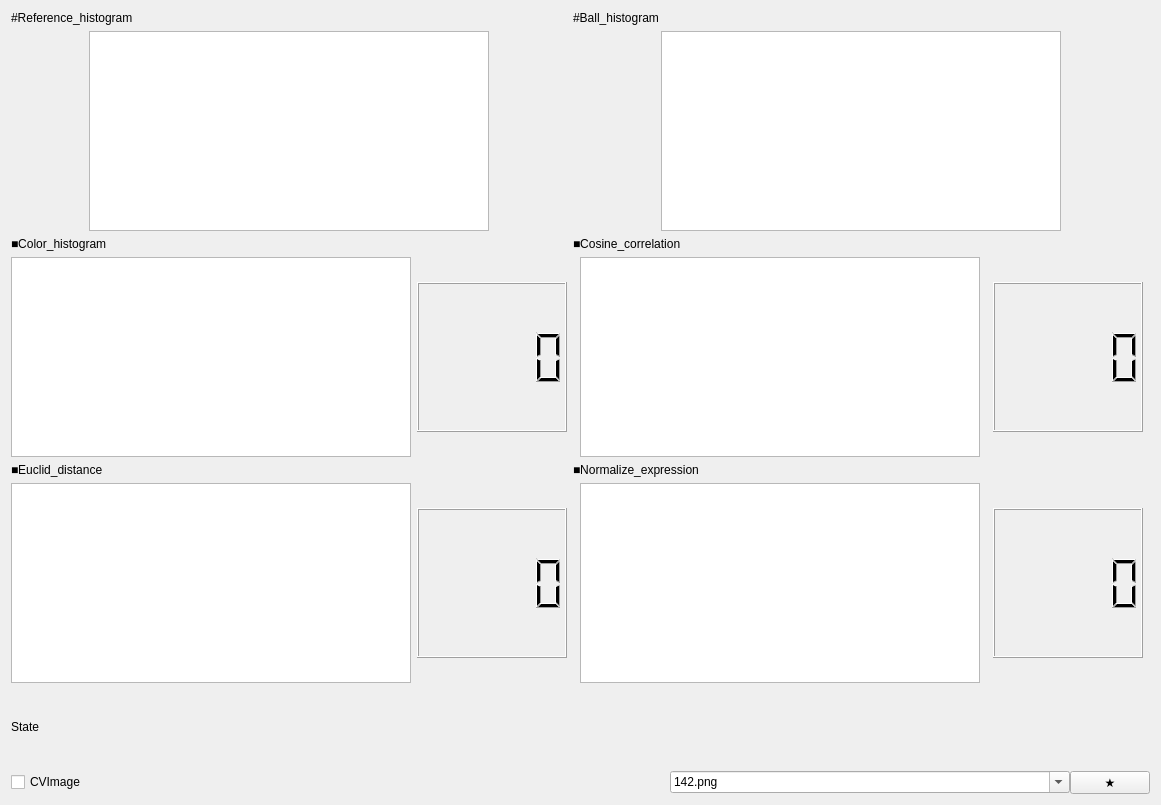
First picture: the form in src/for_1426/ImageProcessing/otameshihistui.ui, repository ChisatoKasebayashi/Dorayaki, before the edit.
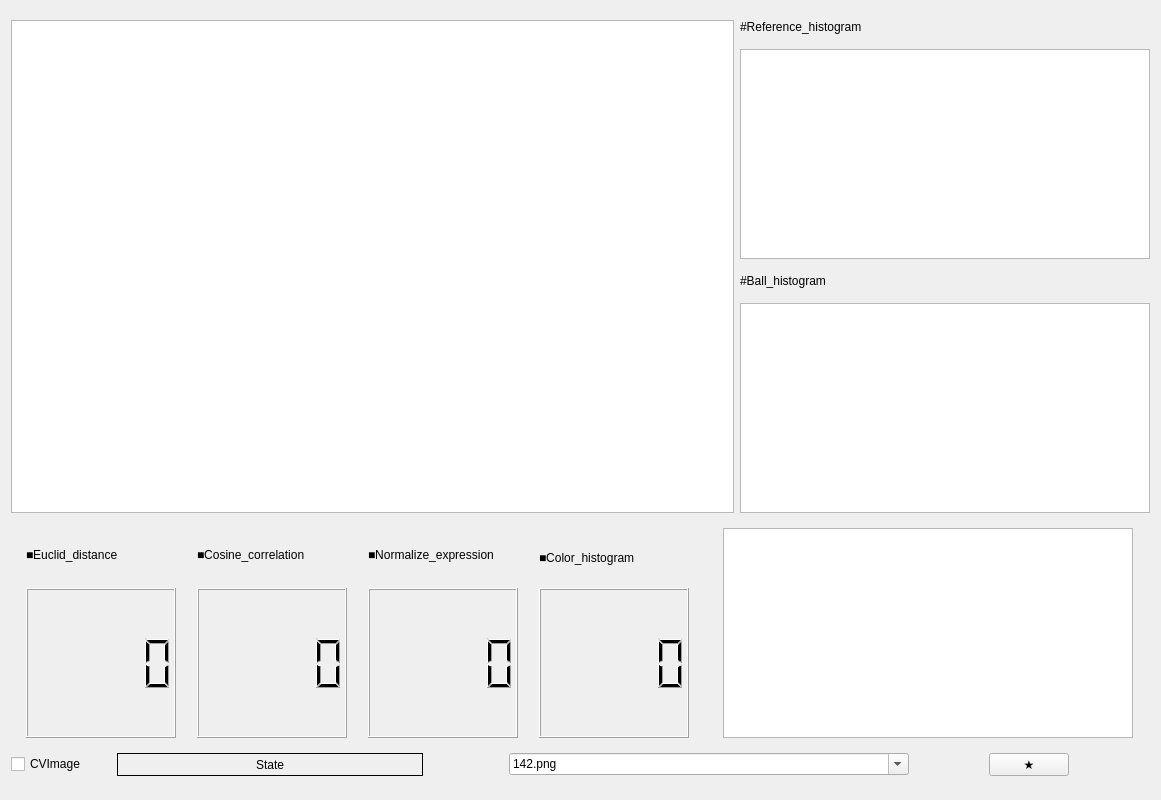
Second picture: the form after the edit.

Commit message: 不要なグラフを削除

```diff
--- a/src/for_1426/ImageProcessing/otameshihistui.ui
+++ b/src/for_1426/ImageProcessing/otameshihistui.ui
@@ -7,7 +7,7 @@
     <x>0</x>
     <y>0</y>
     <width>1161</width>
-    <height>805</height>
+    <height>800</height>
    </rect>
   </property>
   <property name="windowTitle">
@@ -15,100 +15,75 @@
   </property>
   <widget class="QWidget" name="centralWidget">
    <layout class="QGridLayout" name="gridLayout">
-    <item row="0" column="0">
-     <layout class="QVBoxLayout" name="verticalLayout_2">
+    <item row="0" column="0" rowspan="4" colspan="3">
+     <widget class="QListView" name="listView"/>
+    </item>
+    <item row="0" column="3">
+     <widget class="QLabel" name="label_5">
+      <property name="sizePolicy">
+       <sizepolicy hsizetype="Fixed" vsizetype="Fixed">
+        <horstretch>0</horstretch>
+        <verstretch>0</verstretch>
+       </sizepolicy>
+      </property>
+      <property name="text">
+       <string>#Reference_histogram</string>
+      </property>
+     </widget>
+    </item>
+    <item row="1" column="3">
+     <widget class="QGraphicsView" name="graphicsReference">
+      <property name="sizePolicy">
+       <sizepolicy hsizetype="Fixed" vsizetype="Fixed">
+        <horstretch>0</horstretch>
+        <verstretch>0</verstretch>
+       </sizepolicy>
+      </property>
+      <property name="minimumSize">
+       <size>
+        <width>410</width>
+        <height>210</height>
+       </size>
+      </property>
+     </widget>
+    </item>
+    <item row="2" column="3">
+     <widget class="QLabel" name="label">
+      <property name="sizePolicy">
+       <sizepolicy hsizetype="Fixed" vsizetype="Fixed">
+        <horstretch>0</horstretch>
+        <verstretch>0</verstretch>
+       </sizepolicy>
+      </property>
+      <property name="text">
+       <string>#Ball_histogram</string>
+      </property>
+     </widget>
+    </item>
+    <item row="3" column="3">
+     <widget class="QGraphicsView" name="graphicsBallHist">
+      <property name="sizePolicy">
+       <sizepolicy hsizetype="Fixed" vsizetype="Fixed">
+        <horstretch>0</horstretch>
+        <verstretch>0</verstretch>
+       </sizepolicy>
+      </property>
+      <property name="minimumSize">
+       <size>
+        <width>410</width>
+        <height>210</height>
+       </size>
+      </property>
+     </widget>
+    </item>
+    <item row="4" column="0" colspan="4">
+     <layout class="QHBoxLayout" name="horizontalLayout_2">
       <item>
-       <widget class="QLabel" name="label_5">
-        <property name="text">
-         <string>#Reference_histogram</string>
-        </property>
-       </widget>
-      </item>
-      <item>
-       <layout class="QHBoxLayout" name="horizontalLayout_6">
+       <layout class="QVBoxLayout" name="verticalLayout">
         <item>
-         <widget class="QGraphicsView" name="graphicsReference">
-          <property name="sizePolicy">
-           <sizepolicy hsizetype="Fixed" vsizetype="Fixed">
-            <horstretch>0</horstretch>
-            <verstretch>0</verstretch>
-           </sizepolicy>
-          </property>
-          <property name="minimumSize">
-           <size>
-            <width>400</width>
-            <height>200</height>
-           </size>
-          </property>
-         </widget>
-        </item>
-       </layout>
-      </item>
-      <item>
-       <widget class="QLabel" name="label_6">
-        <property name="text">
-         <string>■Color_histogram</string>
-        </property>
-       </widget>
-      </item>
-      <item>
-       <layout class="QHBoxLayout" name="horizontalLayout_7">
-        <item>
-         <widget class="QGraphicsView" name="graphicsColorHist">
-          <property name="sizePolicy">
-           <sizepolicy hsizetype="Fixed" vsizetype="Fixed">
-            <horstretch>0</horstretch>
-            <verstretch>0</verstretch>
-           </sizepolicy>
-          </property>
-          <property name="minimumSize">
-           <size>
-            <width>400</width>
-            <height>200</height>
-           </size>
-          </property>
-         </widget>
-        </item>
-        <item>
-         <widget class="QLCDNumber" name="lcdScoreColorHist">
-          <property name="sizePolicy">
-           <sizepolicy hsizetype="Fixed" vsizetype="Fixed">
-            <horstretch>0</horstretch>
-            <verstretch>0</verstretch>
-           </sizepolicy>
-          </property>
-          <property name="minimumSize">
-           <size>
-            <width>150</width>
-            <height>150</height>
-           </size>
-          </property>
-         </widget>
-        </item>
-       </layout>
-      </item>
-      <item>
-       <widget class="QLabel" name="label_2">
-        <property name="text">
-         <string>■Euclid_distance</string>
-        </property>
-       </widget>
-      </item>
-      <item>
-       <layout class="QHBoxLayout" name="horizontalLayout_3">
-        <item>
-         <widget class="QGraphicsView" name="graphicsEuclid">
-          <property name="sizePolicy">
-           <sizepolicy hsizetype="Fixed" vsizetype="Fixed">
-            <horstretch>0</horstretch>
-            <verstretch>0</verstretch>
-           </sizepolicy>
-          </property>
-          <property name="minimumSize">
-           <size>
-            <width>400</width>
-            <height>200</height>
-           </size>
+         <widget class="QLabel" name="label_2">
+          <property name="text">
+           <string>■Euclid_distance</string>
           </property>
          </widget>
         </item>
@@ -136,59 +111,12 @@
         </item>
        </layout>
       </item>
-     </layout>
-    </item>
-    <item row="0" column="1" colspan="2">
-     <layout class="QVBoxLayout" name="verticalLayout">
       <item>
-       <widget class="QLabel" name="label">
-        <property name="text">
-         <string>#Ball_histogram</string>
-        </property>
-       </widget>
-      </item>
-      <item>
-       <layout class="QHBoxLayout" name="horizontalLayout_2">
+       <layout class="QVBoxLayout" name="verticalLayout_2">
         <item>
-         <widget class="QGraphicsView" name="graphicsBallHist">
-          <property name="sizePolicy">
-           <sizepolicy hsizetype="Fixed" vsizetype="Fixed">
-            <horstretch>0</horstretch>
-            <verstretch>0</verstretch>
-           </sizepolicy>
-          </property>
-          <property name="minimumSize">
-           <size>
-            <width>400</width>
-            <height>200</height>
-           </size>
-          </property>
-         </widget>
-        </item>
-       </layout>
-      </item>
-      <item>
-       <widget class="QLabel" name="label_3">
-        <property name="text">
-         <string>■Cosine_correlation</string>
-        </property>
-       </widget>
-      </item>
-      <item>
-       <layout class="QHBoxLayout" name="horizontalLayout_4">
-        <item>
-         <widget class="QGraphicsView" name="graphicsCosine">
-          <property name="sizePolicy">
-           <sizepolicy hsizetype="Fixed" vsizetype="Fixed">
-            <horstretch>0</horstretch>
-            <verstretch>0</verstretch>
-           </sizepolicy>
-          </property>
-          <property name="minimumSize">
-           <size>
-            <width>400</width>
-            <height>200</height>
-           </size>
+         <widget class="QLabel" name="label_3">
+          <property name="text">
+           <string>■Cosine_correlation</string>
           </property>
          </widget>
         </item>
@@ -211,28 +139,24 @@
        </layout>
       </item>
       <item>
-       <widget class="QLabel" name="label_4">
-        <property name="text">
-         <string>■Normalize_expression</string>
-        </property>
-       </widget>
-      </item>
-      <item>
-       <layout class="QHBoxLayout" name="horizontalLayout_5">
+       <layout class="QVBoxLayout" name="verticalLayout_3">
         <item>
-         <widget class="QGraphicsView" name="graphicsNormalize">
+         <widget class="QLabel" name="label_4">
           <property name="sizePolicy">
-           <sizepolicy hsizetype="Fixed" vsizetype="Fixed">
+           <sizepolicy hsizetype="Preferred" vsizetype="Preferred">
             <horstretch>0</horstretch>
             <verstretch>0</verstretch>
            </sizepolicy>
           </property>
           <property name="minimumSize">
            <size>
-            <width>400</width>
-            <height>200</height>
+            <width>100</width>
+            <height>0</height>
            </size>
           </property>
+          <property name="text">
+           <string>■Normalize_expression</string>
+          </property>
          </widget>
         </item>
         <item>
@@ -253,9 +177,105 @@
         </item>
        </layout>
       </item>
+      <item>
+       <layout class="QVBoxLayout" name="verticalLayout_5">
+        <property name="spacing">
+         <number>0</number>
+        </property>
+        <property name="topMargin">
+         <number>0</number>
+        </property>
+        <property name="rightMargin">
+         <number>13</number>
+        </property>
+        <item>
+         <widget class="QLabel" name="label_6">
+          <property name="sizePolicy">
+           <sizepolicy hsizetype="Preferred" vsizetype="Preferred">
+            <horstretch>0</horstretch>
+            <verstretch>0</verstretch>
+           </sizepolicy>
+          </property>
+          <property name="text">
+           <string>■Color_histogram</string>
+          </property>
+         </widget>
+        </item>
+        <item>
+         <widget class="QLCDNumber" name="lcdScoreColorHist">
+          <property name="sizePolicy">
+           <sizepolicy hsizetype="Fixed" vsizetype="Fixed">
+            <horstretch>0</horstretch>
+            <verstretch>0</verstretch>
+           </sizepolicy>
+          </property>
+          <property name="minimumSize">
+           <size>
+            <width>150</width>
+            <height>150</height>
+           </size>
+          </property>
+         </widget>
+        </item>
+       </layout>
+      </item>
+      <item>
+       <widget class="QGraphicsView" name="graphicsColorHist">
+        <property name="sizePolicy">
+         <sizepolicy hsizetype="Fixed" vsizetype="Fixed">
+          <horstretch>0</horstretch>
+          <verstretch>0</verstretch>
+         </sizepolicy>
+        </property>
+        <property name="minimumSize">
+         <size>
+          <width>410</width>
+          <height>210</height>
+         </size>
+        </property>
+       </widget>
+      </item>
      </layout>
     </item>
-    <item row="2" column="2">
+    <item row="5" column="0">
+     <widget class="QCheckBox" name="checkCVImage">
+      <property name="sizePolicy">
+       <sizepolicy hsizetype="Fixed" vsizetype="Fixed">
+        <horstretch>0</horstretch>
+        <verstretch>0</verstretch>
+       </sizepolicy>
+      </property>
+      <property name="minimumSize">
+       <size>
+        <width>100</width>
+        <height>0</height>
+       </size>
+      </property>
+      <property name="text">
+       <string>CVImage</string>
+      </property>
+     </widget>
+    </item>
+    <item row="5" column="1">
+     <widget class="QLabel" name="labeldebug">
+      <property name="sizePolicy">
+       <sizepolicy hsizetype="Preferred" vsizetype="Preferred">
+        <horstretch>0</horstretch>
+        <verstretch>0</verstretch>
+       </sizepolicy>
+      </property>
+      <property name="frameShape">
+       <enum>QFrame::Box</enum>
+      </property>
+      <property name="text">
+       <string>State</string>
+      </property>
+      <property name="alignment">
+       <set>Qt::AlignCenter</set>
+      </property>
+     </widget>
+    </item>
+    <item row="5" column="2" colspan="2">
      <layout class="QHBoxLayout" name="horizontalLayout">
       <property name="spacing">
        <number>0</number>
@@ -313,32 +333,6 @@
       </item>
      </layout>
     </item>
-    <item row="1" column="0">
-     <widget class="QLabel" name="labeldebug">
-      <property name="text">
-       <string>State</string>
-      </property>
-     </widget>
-    </item>
-    <item row="2" column="0">
-     <widget class="QCheckBox" name="checkCVImage">
-      <property name="sizePolicy">
-       <sizepolicy hsizetype="Fixed" vsizetype="Fixed">
-        <horstretch>0</horstretch>
-        <verstretch>0</verstretch>
-       </sizepolicy>
-      </property>
-      <property name="minimumSize">
-       <size>
-        <width>100</width>
-        <height>0</height>
-       </size>
-      </property>
-      <property name="text">
-       <string>CVImage</string>
-      </property>
-     </widget>
-    </item>
    </layout>
   </widget>
  </widget>
```
The commit also changes 2 other files.
